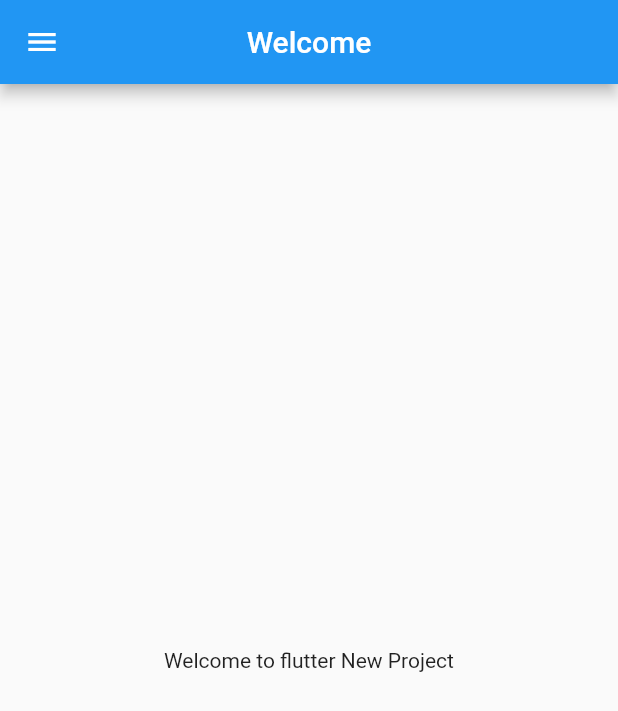
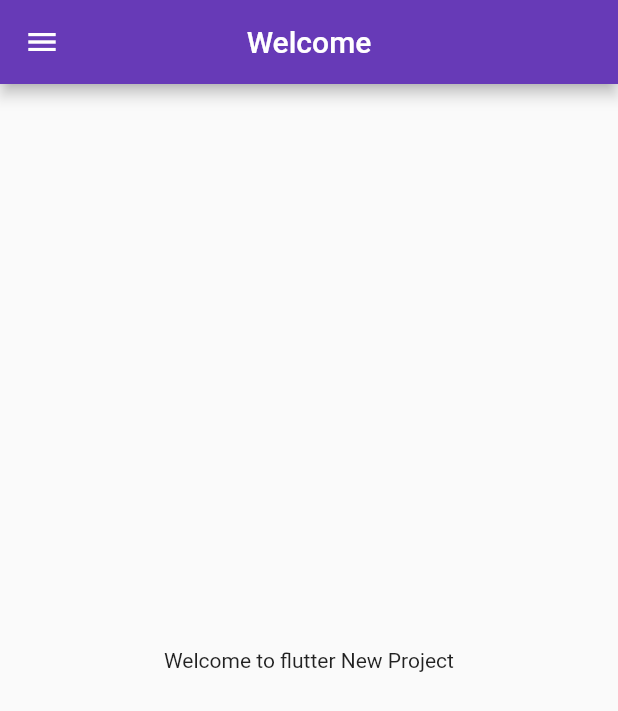
Before and after one commit to SaadSb007/flutter_new_project, a Flutter app: the screen it shows after launch, on a phone screen of 412 x 824 dp. Shown: the top 711 px of the screen. Run offline on Flutter 3.47's test engine with Material 2 defaults, Android fonts, the phone set to English and light mode, and no system bars.

Commit message:
Day 3 Complete

```diff
--- a/lib/main.dart
+++ b/lib/main.dart
@@ -1,6 +1,7 @@
 import 'package:flutter/material.dart';
+import 'package:flutter_new_project/pages/login_page.dart';
 
-import 'home_page.dart';
+import 'pages/home_page.dart';
 
 void main() {
   runApp(MyApp());
@@ -11,7 +12,15 @@ class MyApp extends StatelessWidget {
   Widget build(BuildContext context) {
     return MaterialApp(
       debugShowCheckedModeBanner: false,
-      home: HomePage(),
+      theme: ThemeData(primarySwatch: Colors.deepPurple),
+      darkTheme: ThemeData(brightness: Brightness.dark),
+      themeMode: ThemeMode.light,
+      initialRoute: "/home",
+      routes: {
+        "/": (context) => LoginPage(),
+        "/home": (context) => HomePage(),
+        "/login": (context) => LoginPage(),
+      },
     );
   }
 }
```
Also changed, not shown: lib/pages/login_page.dart (added, +16 -0 lines), lib/pages/home_page.dart (renamed from lib/home_page.dart).
